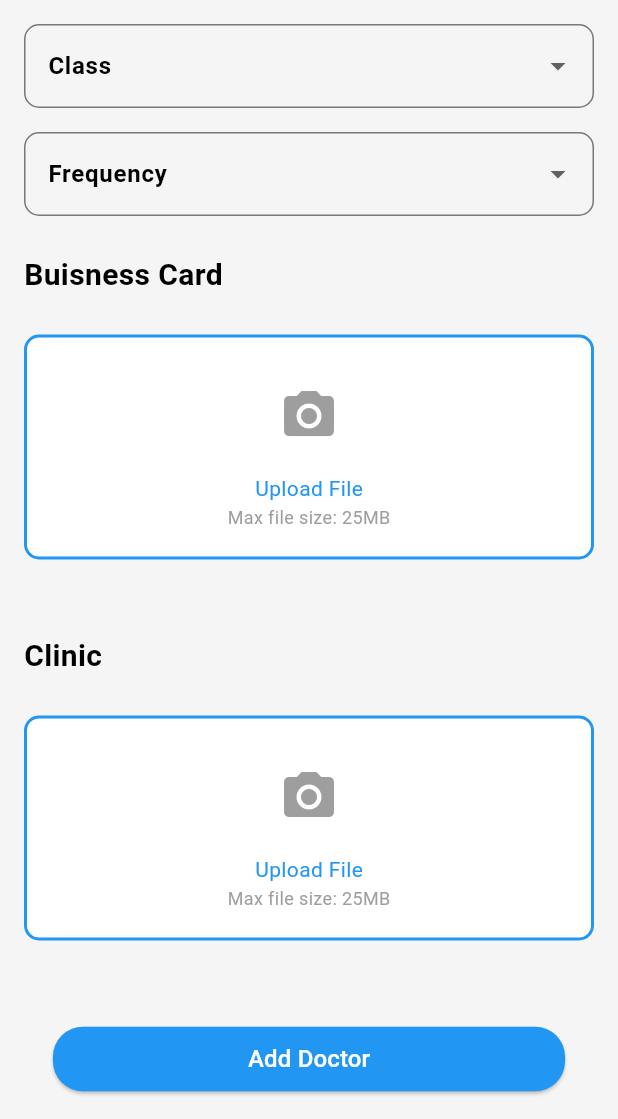
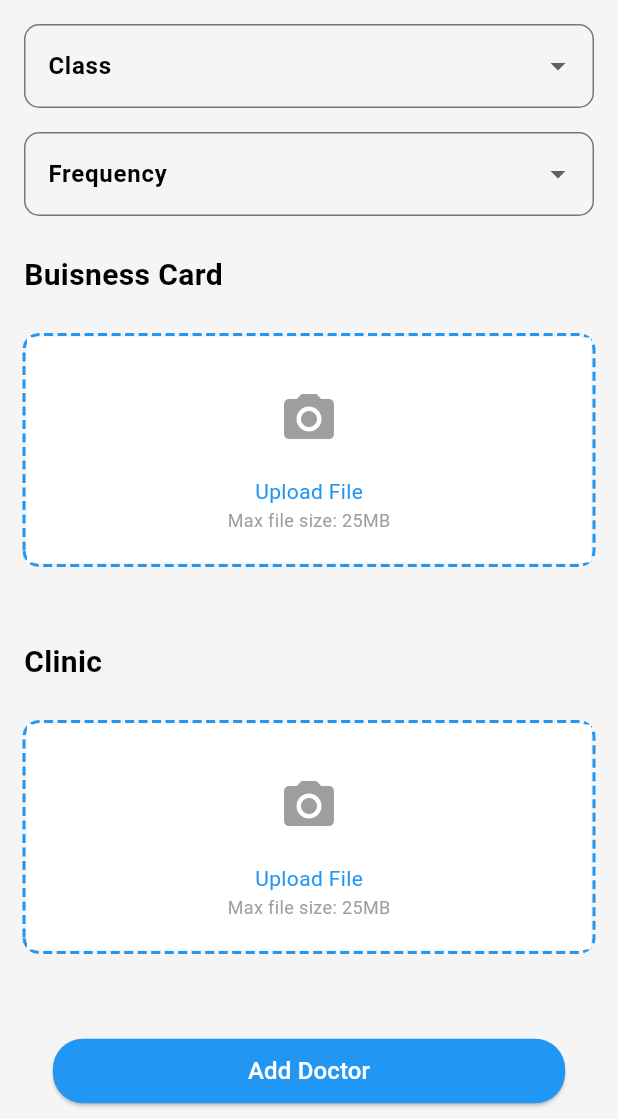
Before and after one commit to MuhammadAhmerMehfooz/getpharma, a Flutter app: the AddDoctor screen opened directly, scrolled down 1130 dp, on a phone screen of 412 x 824 dp, the part 117-1236 px from its top. Run offline on Flutter 3.47's test engine with Material 3 defaults, Android fonts, the phone set to English and light mode, and no system bars; drawn by our look-alikes of dotted_border; our stand-ins replace image_picker.

Commit message:
New Changes

```diff
--- a/lib/CustomerList/My Doctors/Add_Doctor.dart
+++ b/lib/CustomerList/My Doctors/Add_Doctor.dart
@@ -1,5 +1,7 @@
 import 'dart:io';
+import 'package:dotted_border/dotted_border.dart';
 import 'package:flutter/material.dart';
+import 'package:getpharma/CustomerList/All%20Customers/All_Customers.dart';
 import 'package:image_picker/image_picker.dart';
 
 class AddDoctor extends StatefulWidget {
@@ -458,16 +460,17 @@ class _AddDoctorState extends State<AddDoctor> {
               ),
               SizedBox(height: 25),
               GestureDetector(
-                onTap:
-                    _pickImage, // Opens gallery when the container is clicked
+                onTap: _pickImage,
+                child: DottedBorder(
+                  color: Colors.blue,
+                  strokeWidth: 2,
+                  borderType: BorderType.RRect,
+                  radius: const Radius.circular(10),
+                  dashPattern: const [6, 3],
                   child: Container(
                     width: 400,
                     height: 150,
-                  decoration: BoxDecoration(
-                    border: Border.all(color: Colors.blue, width: 2),
-                    borderRadius: BorderRadius.circular(10),
                     color: Colors.white,
-                  ),
                     child: Column(
                       mainAxisAlignment: MainAxisAlignment.center,
                       crossAxisAlignment: CrossAxisAlignment.center,
@@ -500,6 +503,7 @@ class _AddDoctorState extends State<AddDoctor> {
                           ),
                         ),
                       ],
+                    ),
                   ),
                 ),
               ),
@@ -555,16 +559,17 @@ class _AddDoctorState extends State<AddDoctor> {
               ),
               SizedBox(height: 25),
               GestureDetector(
-                onTap:
-                    _pickImageforclinic, // Opens gallery when the container is clicked
+                onTap: _pickImageforclinic,
+                child: DottedBorder(
+                  color: Colors.blue,
+                  strokeWidth: 2,
+                  borderType: BorderType.RRect,
+                  radius: const Radius.circular(10),
+                  dashPattern: const [6, 3],
                   child: Container(
                     width: 400,
                     height: 150,
-                  decoration: BoxDecoration(
-                    border: Border.all(color: Colors.blue, width: 2),
-                    borderRadius: BorderRadius.circular(10),
                     color: Colors.white,
-                  ),
                     child: Column(
                       mainAxisAlignment: MainAxisAlignment.center,
                       crossAxisAlignment: CrossAxisAlignment.center,
@@ -597,6 +602,7 @@ class _AddDoctorState extends State<AddDoctor> {
                           ),
                         ),
                       ],
+                    ),
                   ),
                 ),
               ),
@@ -646,7 +652,12 @@ class _AddDoctorState extends State<AddDoctor> {
               ),
               Center(
                 child: ElevatedButton(
-                  onPressed: () {},
+                  onPressed: () {
+                    Navigator.push(
+                      context,
+                      MaterialPageRoute(builder: (context) => AllCustomers()),
+                    );
+                  },
                   style: ElevatedButton.styleFrom(
                     backgroundColor: Colors.blue, // Button color
                     padding: const EdgeInsets.symmetric(
--- a/lib/CustomerList/My Doctors/Add_to_MyList_dr.dart
+++ b/lib/CustomerList/My Doctors/Add_to_MyList_dr.dart
@@ -83,7 +83,7 @@ class _AddToMylistDrState extends State<AddToMylistDr> {
               child: OutlinedButton.icon(
                 style: OutlinedButton.styleFrom(
                   side: BorderSide(color: Colors.orange, width: 2),
-                  padding: EdgeInsets.symmetric(vertical: 18, horizontal: 100),
+                  padding: EdgeInsets.symmetric(vertical: 18, horizontal: 80),
                   shape: RoundedRectangleBorder(
                     borderRadius:
                         BorderRadius.circular(8), // Reduced border radius
--- a/lib/CustomerList/My Doctors/My_Doctors.dart
+++ b/lib/CustomerList/My Doctors/My_Doctors.dart
@@ -403,7 +403,7 @@ class _MyDoctorsState extends State<MyDoctors> {
     return GestureDetector(
       onTap: () => onTap(),
       child: Container(
-        padding: EdgeInsets.symmetric(horizontal: 50, vertical: 12),
+        padding: EdgeInsets.symmetric(horizontal: 40, vertical: 12),
         decoration: BoxDecoration(
           color: bgColor,
           borderRadius: BorderRadius.circular(20),
@@ -422,7 +422,7 @@ class _MyDoctorsState extends State<MyDoctors> {
     return GestureDetector(
       onTap: () => onTap(),
       child: Container(
-        padding: EdgeInsets.symmetric(horizontal: 12, vertical: 10),
+        padding: EdgeInsets.symmetric(horizontal: 10, vertical: 10),
         decoration: BoxDecoration(
           color: bgColor,
           borderRadius: BorderRadius.circular(20),
@@ -441,7 +441,7 @@ class _MyDoctorsState extends State<MyDoctors> {
     return GestureDetector(
       onTap: () => onTap(),
       child: Container(
-        padding: EdgeInsets.symmetric(horizontal: 12, vertical: 10),
+        padding: EdgeInsets.symmetric(horizontal: 10, vertical: 10),
         decoration: BoxDecoration(
           color: bgColor,
           borderRadius: BorderRadius.circular(20),
--- a/lib/CustomerList/My Doctors/Search_Doctor.dart
+++ b/lib/CustomerList/My Doctors/Search_Doctor.dart
@@ -364,7 +364,7 @@ Widget _buildDoctorCard(Map<String, String> doctorList, int index, context) {
                 onPressed: () {},
                 style: OutlinedButton.styleFrom(
                   backgroundColor: Colors.blue,
-                  padding: EdgeInsets.symmetric(vertical: 10, horizontal: 50),
+                  padding: EdgeInsets.symmetric(vertical: 10, horizontal: 40),
                   shape: RoundedRectangleBorder(
                     borderRadius: BorderRadius.circular(8),
                   ),
--- a/lib/main.dart
+++ b/lib/main.dart
@@ -18,7 +18,7 @@ class MyApp extends StatelessWidget {
         colorScheme: ColorScheme.fromSeed(seedColor: Colors.deepPurple),
         useMaterial3: true,
       ),
-      home: AllCustomers(),
+      home: Login(),
     );
   }
 }
--- a/pubspec.yaml
+++ b/pubspec.yaml
@@ -35,6 +35,7 @@ dependencies:
   # Use with the CupertinoIcons class for iOS style icons.
   cupertino_icons: ^1.0.8
   image_picker: ^1.1.2
+  dotted_border: ^2.1.0
 
 dev_dependencies:
   flutter_test:
```
Also changed, not shown: lib/CustomerList/All Customers/All_Customers.dart (+4 -4 lines), lib/CustomerList/All Customers/Edit_doctor_details.dart (+17 -12 lines), pubspec.lock. Lines whose indentation alone changed are shown as unchanged.
